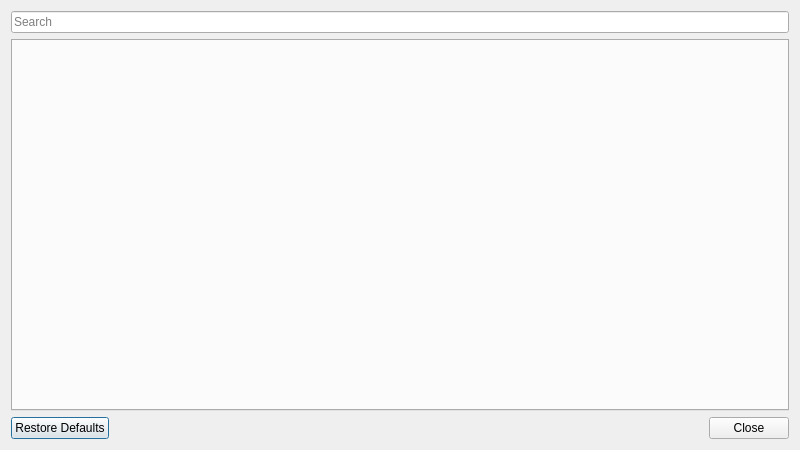
Old version of the form src/windows/ui/preferences.ui in the repository Zenvi-pro/zenvi-core.
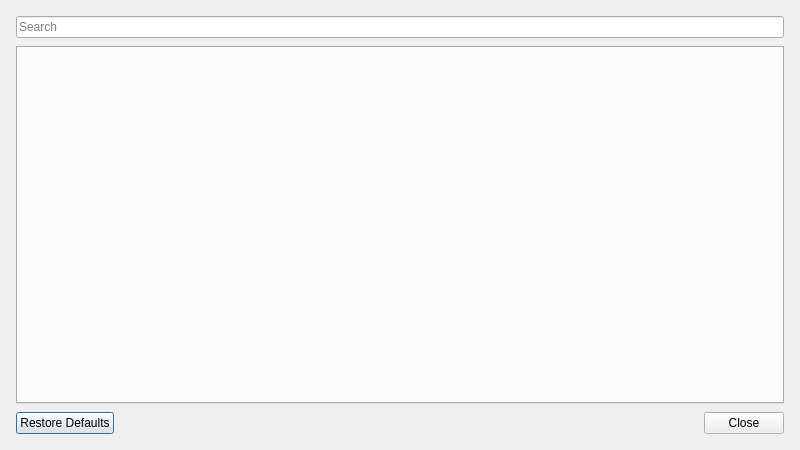
New version of the form.

Patch:
```diff
--- a/src/windows/ui/preferences.ui
+++ b/src/windows/ui/preferences.ui
@@ -20,6 +20,21 @@
    <string>Preferences</string>
   </property>
   <layout class="QVBoxLayout" name="verticalLayout_2">
+   <property name="leftMargin">
+    <number>16</number>
+   </property>
+   <property name="topMargin">
+    <number>16</number>
+   </property>
+   <property name="rightMargin">
+    <number>16</number>
+   </property>
+   <property name="bottomMargin">
+    <number>16</number>
+   </property>
+   <property name="spacing">
+    <number>8</number>
+   </property>
    <item>
     <widget class="QLineEdit" name="txtSearch">
      <property name="inputMask">
```
